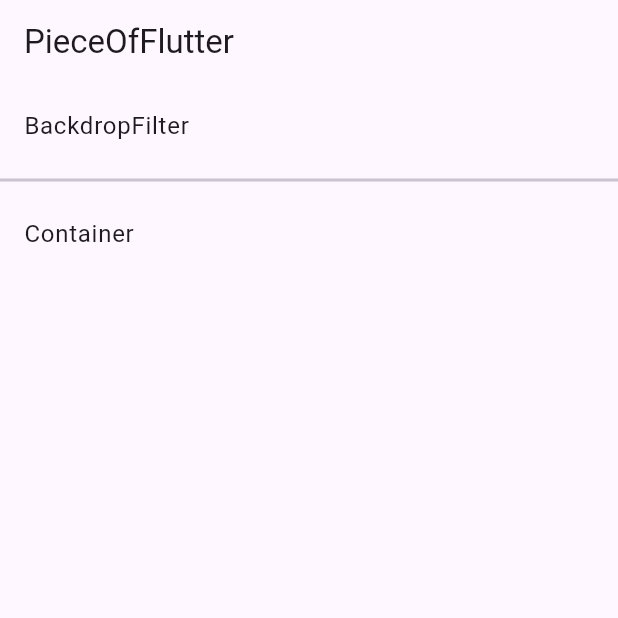
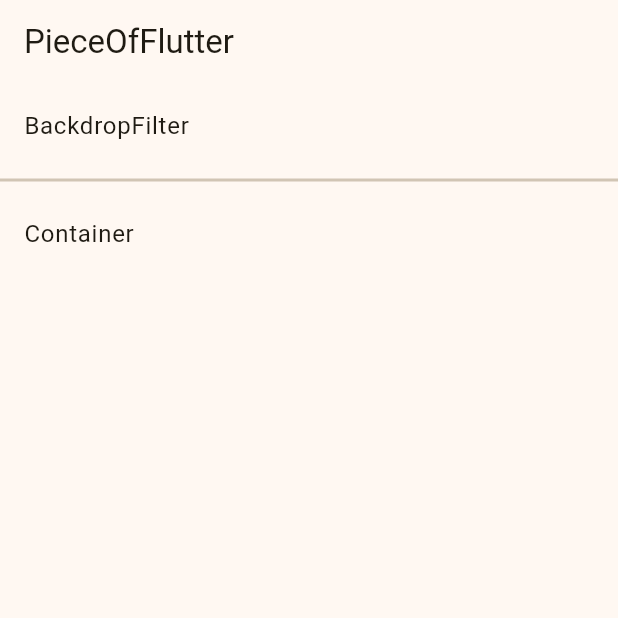
Before and after one commit to Just-gomin/pieceOfCode, a Flutter app: the screen it shows after launch, on a phone screen of 412 x 824 dp, the top half of it. Run offline on Flutter 3.47's test engine with Material 3 defaults, Android fonts, the phone set to English and light mode, and no system bars; our stand-ins replace dio, flutter_colorpicker, flutter_markdown, flutter_secure_storage, go_router.

Commit message:
feat(flutter): add Theme from seedColor

```diff
--- a/pieceOfFlutter/piece_of_flutter/lib/src/app/app.dart
+++ b/pieceOfFlutter/piece_of_flutter/lib/src/app/app.dart
@@ -8,7 +8,11 @@ class PieceOfFlutter extends StatelessWidget {
   Widget build(BuildContext context) {
     return MaterialApp(
       debugShowCheckedModeBanner: false,
-      theme: ThemeData.light(),
+      theme: ThemeData.from(
+        colorScheme: ColorScheme.fromSeed(
+          seedColor: const Color(0xFF7C7365),
+        ),
+      ),
       darkTheme: ThemeData.dark(),
       home: const HomePage(),
     );
```
